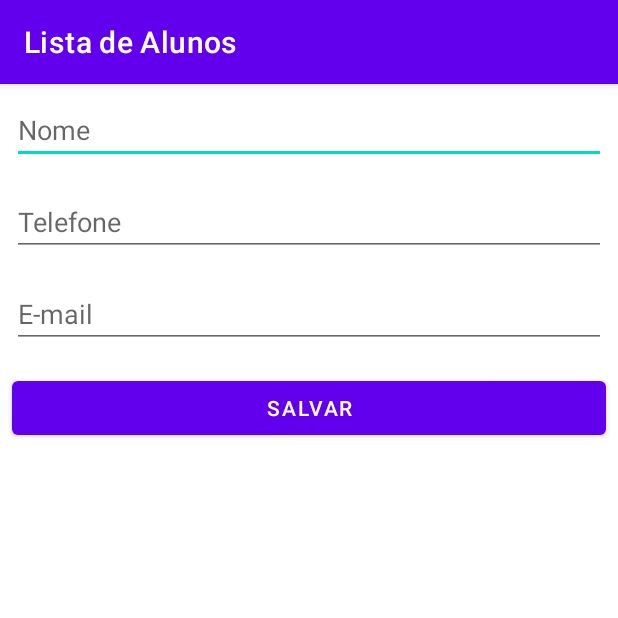
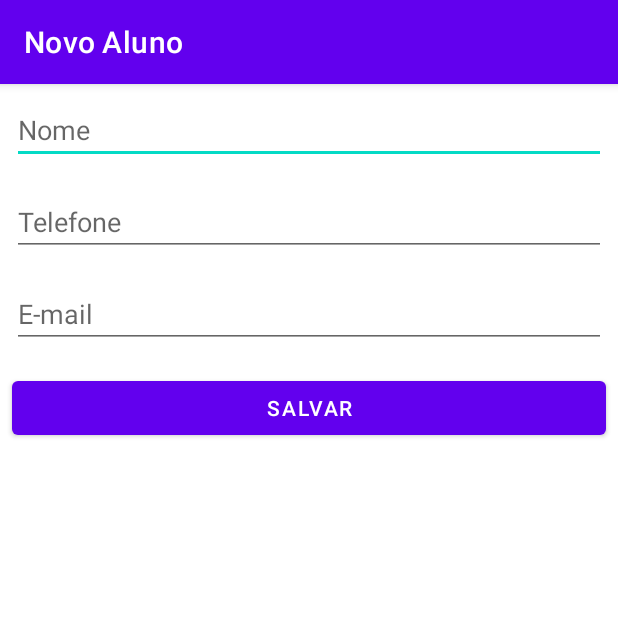
Before and after one commit to FelipeROBorges/Estudos_Android_Studio, an Android app: the screen it shows after launch (FormularioAlunoActivity), after a tap on an icon or button, on a phone screen of 412 x 824 dp, the top half of it. Run offline under Robolectric (Android 15) with nearby library versions, the phone set to English and light mode, and no system bars.

Commit message:
Otimização de metodos e limpeza de código.

```diff
--- a/app/src/main/java/com/example/estudos_android_studio/ui/activity/FormularioAlunoActivity.java
+++ b/app/src/main/java/com/example/estudos_android_studio/ui/activity/FormularioAlunoActivity.java
@@ -1,57 +1,57 @@
 package com.example.estudos_android_studio.ui.activity;
-
+import androidx.annotation.NonNull;
 import androidx.appcompat.app.AppCompatActivity;
-
-import android.content.Intent;
 import android.os.Bundle;
 import android.view.View;
 import android.widget.EditText;
-import android.widget.Toast;
-
 import com.example.estudos_android_studio.R;
 import com.example.estudos_android_studio.model.Aluno;
 import com.example.estudos_android_studio.model.AlunoDAO;
 
 public class FormularioAlunoActivity extends AppCompatActivity {
 
+    public static final String TITULO_APPBAR = "Novo Aluno";
+    AlunoDAO dao = new AlunoDAO();
+    private EditText campoNome;
+    private EditText campoEmail;
+    private EditText campoTelefone;
 
     @Override
     protected void onCreate(Bundle savedInstanceState) {
         super.onCreate(savedInstanceState);
         setContentView(R.layout.activity_formulario_aluno);
+        setTitle(TITULO_APPBAR);
+        inicializaCampos();
+        salvaAluno();
 
+    }
 
-        AlunoDAO dao = new AlunoDAO();
-
-        // Fazendo o tacking das view fornecidas pela interface visual
-        // Importante na utilização de classes anônimas deixar os valores como final, caso contrario,
-        // não havera compilação
-        final EditText campoNome = findViewById(R.id.activity_formulario_aluno_nome);
-        final EditText campoEmail = findViewById(R.id.activity_formulario_aluno_email);
-        final EditText campoTelefone = findViewById(R.id.activity_formulario_aluno_telefone);
-
-
-        // Setando ação executada ao clicar no botão
-        // Chamando classe anônima
+    private void salvaAluno() {
         View botaoSalvar = findViewById(R.id.activity_formulario_aluno_butao_salvar);
         botaoSalvar.setOnClickListener(new View.OnClickListener() {
             @Override
             public void onClick(View view) {
-             // Pegando os valores das edittext e atribuindo a variavaveis
-             String nome = campoNome.getText().toString();
-             String email = campoEmail.getText().toString();
-             String telefone = campoTelefone.getText().toString();
-
-             // Criando um objeto para armazenar as informações
-             Aluno alunoCriado = new Aluno (nome, telefone, email);
-
-            // Chamando metodo de salvamento de Aluno
+            Aluno alunoCriado = getAluno();
             dao.salva(alunoCriado);
-
             finish();
-
             }
         });
+    }
+
+    private void inicializaCampos() {
+        campoNome = findViewById(R.id.activity_formulario_aluno_nome);
+        campoEmail = findViewById(R.id.activity_formulario_aluno_email);
+        campoTelefone = findViewById(R.id.activity_formulario_aluno_telefone);
+    }
+
+    @NonNull
+    private Aluno getAluno() {
+        String nome = campoNome.getText().toString();
+        String email = campoEmail.getText().toString();
+        String telefone = campoTelefone.getText().toString();
+        Aluno alunoCriado = new Aluno (nome, telefone, email);
+        return alunoCriado;
 
     }
+
 }
--- a/app/src/main/java/com/example/estudos_android_studio/ui/activity/ListaAlunosActivity.java
+++ b/app/src/main/java/com/example/estudos_android_studio/ui/activity/ListaAlunosActivity.java
@@ -1,59 +1,55 @@
 package com.example.estudos_android_studio.ui.activity;
 
 import androidx.appcompat.app.AppCompatActivity;
-
 import android.content.Intent;
 import android.os.Bundle;
 import android.view.View;
 import android.widget.ArrayAdapter;
 import android.widget.ListView;
 import android.widget.Toast;
-
 import com.example.estudos_android_studio.R;
 import com.example.estudos_android_studio.model.AlunoDAO;
 
-import java.util.ArrayList;
-import java.util.Arrays;
-import java.util.List;
+public class ListaAlunosActivity extends AppCompatActivity {
 
-public class ListaAlunosActivity extends AppCompatActivity {
+    public static final String TITLE_APPBAR = "Lista de Alunos";
+    private final AlunoDAO dao = new AlunoDAO();
 
     @Override
     protected void onCreate(Bundle savedInstanceState) {
         super.onCreate(savedInstanceState);
-        // Fazendo o link com um arquivo DML de visualização
         setContentView(R.layout.activity_lista_alunos);
+        setTitle(TITLE_APPBAR);
+        Toast.makeText(this, "Bem-vindo!", Toast.LENGTH_LONG).show();
+        configuraFabNovoAluno();
+    }
 
-        // Definindo o nome exibido na parte superior da tela
-        setTitle("Lista de Alunos");
-
-        // Mensagem de entrada do app
-        Toast.makeText(this, "Bem-vindo!", Toast.LENGTH_LONG).show();
-
-        // Direcionando o usuário para a tela de cadastro
+    private void configuraFabNovoAluno() {
         View botaoNovoAluno = findViewById(R.id.activity_lista_alunos_fab_novo_aluno);
         botaoNovoAluno.setOnClickListener(new View.OnClickListener(){
             @Override
             public void onClick(View view){
-                startActivity(new Intent(ListaAlunosActivity.this,
-                        FormularioAlunoActivity.class));
+                abreFormularioAluno();
             }
         });
+    }
 
-
+    private void abreFormularioAluno() {
+        startActivity(new Intent(this,
+                FormularioAlunoActivity.class));
     }
 
     @Override
     protected void onResume() {
         super.onResume();
+        configuraAluno();
+    }
 
-        // Instanciando classe DAO
-        AlunoDAO dao = new AlunoDAO();
-
-        // Implementando lista de alunos com classe DAO
+    private void configuraAluno() {
         ListView listaDeAlunos = findViewById(R.id.activity_lista_alunos_lista_de_alunos);
         listaDeAlunos.setAdapter(new ArrayAdapter<>(this,
                 android.R.layout.simple_list_item_1,
                 dao.todos()));
     }
+
 }
```
